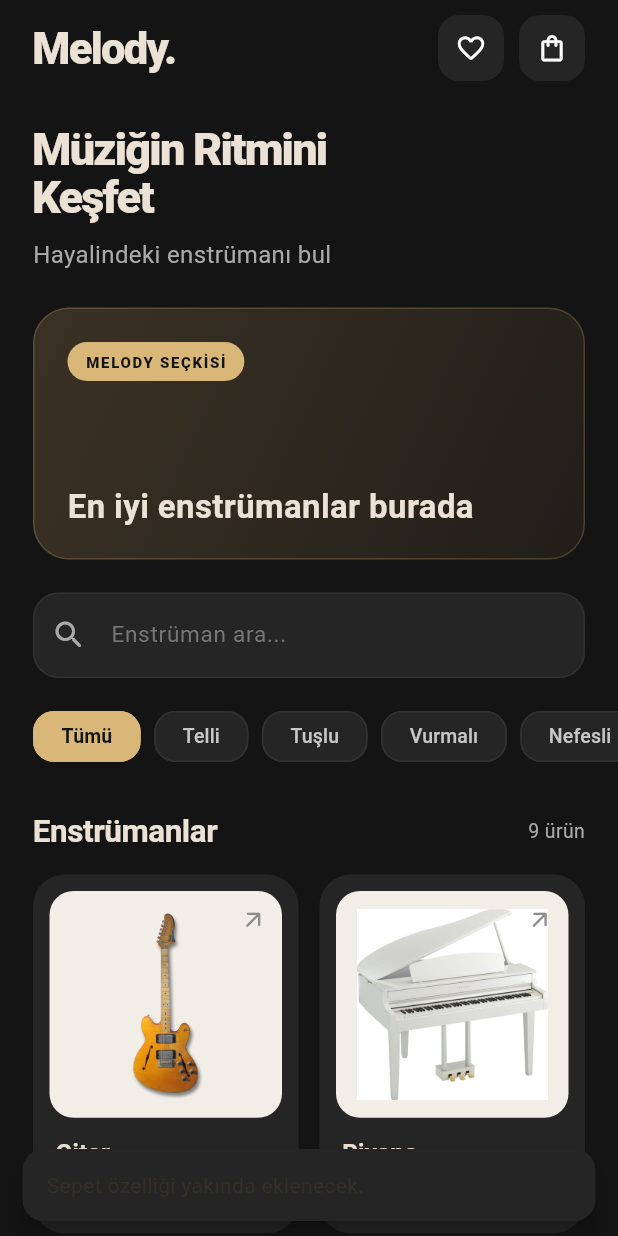
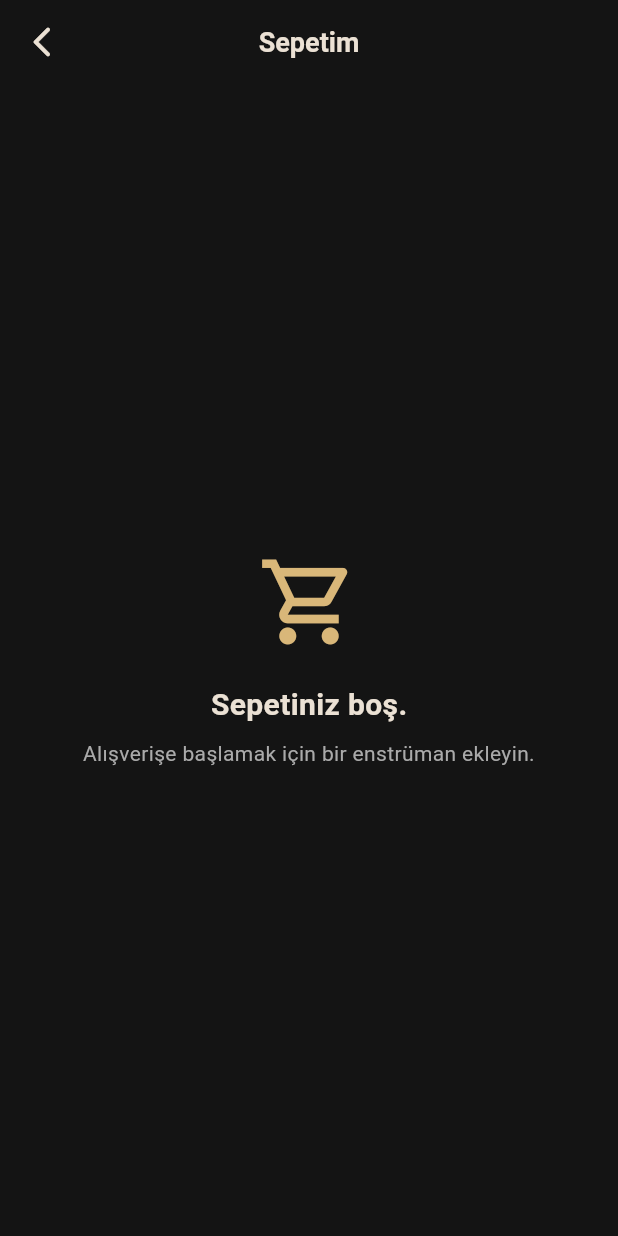
Before and after one commit to bengoksu/Melody, a Flutter app: the screen it shows after launch, after a tap on the "shopping bag" icon, on a phone screen of 412 x 824 dp. Run offline on Flutter 3.47's test engine with Material 3 defaults, Android fonts, the phone set to English and light mode, and no system bars.

Commit message:
ürün kataloğu, JSON yapısı ve sepet özelliklerini tamamlandı

```diff
--- /dev/null
+++ b/lib/models/instrument.dart
@@ -0,0 +1,35 @@
+class Instrument {
+  const Instrument({
+    required this.name,
+    required this.price,
+    required this.category,
+    required this.imagePath,
+    required this.description,
+  });
+
+  final String name;
+  final String price;
+  final String category;
+  final String imagePath;
+  final String description;
+
+  factory Instrument.fromJson(Map<String, dynamic> json) {
+    return Instrument(
+      name: json['name'] as String,
+      price: json['price'] as String,
+      category: json['category'] as String,
+      imagePath: json['imagePath'] as String,
+      description: json['description'] as String,
+    );
+  }
+
+  Map<String, dynamic> toJson() {
+    return {
+      'name': name,
+      'price': price,
+      'category': category,
+      'imagePath': imagePath,
+      'description': description,
+    };
+  }
+}
--- /dev/null
+++ b/lib/screens/cart_screen.dart
@@ -0,0 +1,208 @@
+import 'package:flutter/material.dart';
+
+import '../models/instrument.dart';
+
+const _background = Color(0xFF141414);
+const _card = Color(0xFF252525);
+const _gold = Color(0xFFD9B779);
+const _muted = Color(0xFFAAAAAA);
+
+class CartScreen extends StatefulWidget {
+  const CartScreen({super.key, required this.cartItems});
+
+  final List<Instrument> cartItems;
+
+  @override
+  State<CartScreen> createState() => _CartScreenState();
+}
+
+class _CartScreenState extends State<CartScreen> {
+  List<Instrument> get _uniqueCartItems {
+    final uniqueItems = <Instrument>[];
+
+    for (final instrument in widget.cartItems) {
+      final alreadyAdded = uniqueItems.any(
+        (item) => item.name == instrument.name,
+      );
+
+      if (!alreadyAdded) {
+        uniqueItems.add(instrument);
+      }
+    }
+
+    return uniqueItems;
+  }
+
+  int _quantityOf(Instrument instrument) {
+    return widget.cartItems
+        .where((item) => item.name == instrument.name)
+        .length;
+  }
+
+  void _increaseQuantity(Instrument instrument) {
+    setState(() {
+      widget.cartItems.add(instrument);
+    });
+  }
+
+  void _removeFromCart(Instrument instrument) {
+    setState(() {
+      widget.cartItems.removeWhere((item) => item.name == instrument.name);
+    });
+  }
+
+  @override
+  Widget build(BuildContext context) {
+    final uniqueCartItems = _uniqueCartItems;
+
+    return Scaffold(
+      backgroundColor: _background,
+      appBar: AppBar(
+        backgroundColor: Colors.transparent,
+        surfaceTintColor: Colors.transparent,
+        elevation: 0,
+        leading: IconButton(
+          onPressed: () => Navigator.pop(context),
+          icon: const Icon(Icons.arrow_back_ios_new_rounded),
+          tooltip: 'Geri',
+        ),
+        title: const Text(
+          'Sepetim',
+          style: TextStyle(fontSize: 18, fontWeight: FontWeight.w700),
+        ),
+        centerTitle: true,
+      ),
+      body: SafeArea(
+        top: false,
+        child: uniqueCartItems.isEmpty
+            ? const Center(
+                child: Padding(
+                  padding: EdgeInsets.symmetric(horizontal: 32),
+                  child: Column(
+                    mainAxisAlignment: MainAxisAlignment.center,
+                    children: [
+                      Icon(
+                        Icons.shopping_cart_outlined,
+                        color: _gold,
+                        size: 68,
+                      ),
+                      SizedBox(height: 20),
+                      Text(
+                        'Sepetiniz boş.',
+                        style: TextStyle(
+                          fontSize: 20,
+                          fontWeight: FontWeight.w700,
+                        ),
+                      ),
+                      SizedBox(height: 8),
+                      Text(
+                        'Alışverişe başlamak için bir enstrüman ekleyin.',
+                        textAlign: TextAlign.center,
+                        style: TextStyle(
+                          color: _muted,
+                          fontSize: 14,
+                          height: 1.4,
+                        ),
+                      ),
+                    ],
+                  ),
+                ),
+              )
+            : ListView.builder(
+                padding: const EdgeInsets.fromLTRB(22, 14, 22, 32),
+                itemCount: uniqueCartItems.length,
+                itemBuilder: (context, index) {
+                  final instrument = uniqueCartItems[index];
+                  final quantity = _quantityOf(instrument);
+
+                  return Container(
+                    margin: const EdgeInsets.only(bottom: 14),
+                    padding: const EdgeInsets.all(12),
+                    decoration: BoxDecoration(
+                      color: _card,
+                      borderRadius: BorderRadius.circular(18),
+                    ),
+                    child: Row(
+                      children: [
+                        Container(
+                          width: 82,
+                          height: 82,
+                          padding: const EdgeInsets.all(8),
+                          decoration: BoxDecoration(
+                            color: const Color(0xFFF1EEE8),
+                            borderRadius: BorderRadius.circular(14),
+                          ),
+                          child: Image.asset(
+                            instrument.imagePath,
+                            fit: BoxFit.contain,
+                            errorBuilder: (context, error, stackTrace) {
+                              return const Icon(
+                                Icons.music_note_rounded,
+                                color: _gold,
+                                size: 36,
+                              );
+                            },
+                          ),
+                        ),
+                        const SizedBox(width: 16),
+                        Expanded(
+                          child: Column(
+                            crossAxisAlignment: CrossAxisAlignment.start,
+                            children: [
+                              Text(
+                                instrument.name,
+                                style: const TextStyle(
+                                  fontSize: 17,
+                                  fontWeight: FontWeight.w700,
+                                ),
+                              ),
+                              const SizedBox(height: 6),
+                              Text(
+                                instrument.price,
+                                style: const TextStyle(
+                                  color: _gold,
+                                  fontSize: 15,
+                                  fontWeight: FontWeight.w700,
+                                ),
+                              ),
+                              const SizedBox(height: 6),
+                              Row(
+                                children: [
+                                  Text(
+                                    'Adet: $quantity',
+                                    style: const TextStyle(
+                                      color: _muted,
+                                      fontSize: 13,
+                                    ),
+                                  ),
+                                  const Spacer(),
+                                  IconButton(
+                                    onPressed: () =>
+                                        _increaseQuantity(instrument),
+                                    icon: const Icon(Icons.add_rounded),
+                                    color: _gold,
+                                    visualDensity: VisualDensity.compact,
+                                    tooltip: 'Adedi artır',
+                                  ),
+                                  IconButton(
+                                    onPressed: () =>
+                                        _removeFromCart(instrument),
+                                    icon: const Icon(Icons.delete_outline),
+                                    color: _muted,
+                                    visualDensity: VisualDensity.compact,
+                                    tooltip: 'Sepetten sil',
+                                  ),
+                                ],
+                              ),
+                            ],
+                          ),
+                        ),
+                      ],
+                    ),
+                  );
+                },
+              ),
+      ),
+    );
+  }
+}
--- a/lib/screens/home_screen.dart
+++ b/lib/screens/home_screen.dart
@@ -1,5 +1,10 @@
+import 'dart:convert';
+
 import 'package:flutter/material.dart';
+import 'package:flutter/services.dart';
 
+import '../models/instrument.dart';
+import 'cart_screen.dart';
 import 'instrument_detail_screen.dart';
 
 const _background = Color(0xFF141414);
@@ -16,75 +21,13 @@ class HomeScreen extends StatefulWidget {
 
 class _HomeScreenState extends State<HomeScreen> {
   final TextEditingController _searchController = TextEditingController();
+  final List<Instrument> _cart = [];
+  List<Instrument> _instruments = [];
+  bool _isLoading = true;
   String _selectedCategory = 'Tümü';
   String _searchText = '';
 
   static const _categories = ['Tümü', 'Telli', 'Tuşlu', 'Vurmalı', 'Nefesli'];
-  static const _instruments = [
-    Instrument(
-      'Gitar',
-      'Telli',
-      '₺18.990',
-      'assets/images/guitar.png',
-      Icons.music_note_rounded,
-    ),
-    Instrument(
-      'Piyano',
-      'Tuşlu',
-      '₺64.500',
-      'assets/images/piano.jpg',
-      Icons.piano_rounded,
-    ),
-    Instrument(
-      'Keman',
-      'Telli',
-      '₺12.750',
-      'assets/images/violin.png',
-      Icons.graphic_eq_rounded,
-    ),
-    Instrument(
-      'Bateri',
-      'Vurmalı',
-      '₺42.900',
-      'assets/images/drums.jpg',
-      Icons.album_rounded,
-    ),
-    Instrument(
-      'Flüt',
-      'Nefesli',
-      '₺6.490',
-      'assets/images/flute.jpg',
-      Icons.linear_scale_rounded,
-    ),
-    Instrument(
-      'Ukulele',
-      'Telli',
-      '₺4.250',
-      'assets/images/ukulele.jpg',
-      Icons.music_note_rounded,
-    ),
-    Instrument(
-      'Saksafon',
-      'Nefesli',
-      '₺31.800',
-      'assets/images/saxophone.jpg',
-      Icons.queue_music_rounded,
-    ),
-    Instrument(
-      'Çello',
-      'Telli',
-      '₺39.900',
-      'assets/images/cello.png',
-      Icons.graphic_eq_rounded,
-    ),
-    Instrument(
-      'Klarnet',
-      'Nefesli',
-      '₺14.600',
-      'assets/images/clarinet.jpg',
-      Icons.linear_scale_rounded,
-    ),
-  ];
 
   List<Instrument> get _filteredInstruments => _instruments.where((instrument) {
     final matchesCategory =
@@ -96,6 +39,38 @@ class _HomeScreenState extends State<HomeScreen> {
   }).toList();
 
   @override
+  void initState() {
+    super.initState();
+    _loadInstruments();
+  }
+
+  Future<void> _loadInstruments() async {
+    try {
+      final jsonString = await rootBundle.loadString(
+        'assets/data/products.json',
+      );
+      final jsonList = jsonDecode(jsonString) as List<dynamic>;
+      final instruments = jsonList
+          .map((item) => Instrument.fromJson(item as Map<String, dynamic>))
+          .toList();
+
+      if (mounted) {
+        setState(() {
+          _instruments = instruments;
+        });
+      }
+    } catch (error) {
+      debugPrint('Enstrümanlar yüklenemedi: $error');
+    } finally {
+      if (mounted) {
+        setState(() {
+          _isLoading = false;
+        });
+      }
+    }
+  }
+
+  @override
   void dispose() {
     _searchController.dispose();
     super.dispose();
@@ -105,8 +80,24 @@ class _HomeScreenState extends State<HomeScreen> {
     Navigator.push(
       context,
       MaterialPageRoute(
-        builder: (_) => InstrumentDetailScreen(enstrumanAdi: instrument.name),
+        builder: (_) => InstrumentDetailScreen(
+          instrument: instrument,
+          onAddToCart: () => _addToCart(instrument),
         ),
+      ),
+    );
+  }
+
+  void _addToCart(Instrument instrument) {
+    setState(() {
+      _cart.add(instrument);
+    });
+  }
+
+  void _openCart() {
+    Navigator.push(
+      context,
+      MaterialPageRoute(builder: (_) => CartScreen(cartItems: _cart)),
     );
   }
 
@@ -141,7 +132,10 @@ class _HomeScreenState extends State<HomeScreen> {
                     SliverPadding(
                       padding: EdgeInsets.fromLTRB(side, 10, side, 0),
                       sliver: SliverToBoxAdapter(
-                        child: _TopBar(onUnavailableTap: _showComingSoon),
+                        child: _TopBar(
+                          onUnavailableTap: _showComingSoon,
+                          onCartTap: _openCart,
+                        ),
                       ),
                     ),
                     SliverPadding(
@@ -203,7 +197,14 @@ class _HomeScreenState extends State<HomeScreen> {
                         ),
                       ),
                     ),
-                    if (_filteredInstruments.isEmpty)
+                    if (_isLoading)
+                      const SliverFillRemaining(
+                        hasScrollBody: false,
+                        child: Center(
+                          child: CircularProgressIndicator(color: _gold),
+                        ),
+                      )
+                    else if (_filteredInstruments.isEmpty)
                       const SliverFillRemaining(
                         hasScrollBody: false,
                         child: _EmptyResult(),
@@ -211,7 +212,11 @@ class _HomeScreenState extends State<HomeScreen> {
                     else
                       SliverPadding(
                         padding: EdgeInsets.fromLTRB(side, 0, side, 32),
-                        sliver: SliverGrid(
+                        sliver: SliverToBoxAdapter(
+                          child: GridView.builder(
+                            shrinkWrap: true,
+                            physics: const NeverScrollableScrollPhysics(),
+                            padding: EdgeInsets.zero,
                             gridDelegate:
                                 SliverGridDelegateWithFixedCrossAxisCount(
                                   crossAxisCount: 2,
@@ -221,16 +226,15 @@ class _HomeScreenState extends State<HomeScreen> {
                                       ? 0.68
                                       : 0.74,
                                 ),
-                          delegate: SliverChildBuilderDelegate((
-                            context,
-                            index,
-                          ) {
+                            itemCount: _filteredInstruments.length,
+                            itemBuilder: (context, index) {
                               final instrument = _filteredInstruments[index];
                               return _InstrumentCard(
                                 instrument: instrument,
                                 onTap: () => _openDetail(instrument),
                               );
-                          }, childCount: _filteredInstruments.length),
+                            },
+                          ),
                         ),
                       ),
                   ],
@@ -245,8 +249,10 @@ class _HomeScreenState extends State<HomeScreen> {
 }
 
 class _TopBar extends StatelessWidget {
-  const _TopBar({required this.onUnavailableTap});
+  const _TopBar({required this.onUnavailableTap, required this.onCartTap});
+
   final ValueChanged<String> onUnavailableTap;
+  final VoidCallback onCartTap;
 
   @override
   Widget build(BuildContext context) {
@@ -270,8 +276,8 @@ class _TopBar extends StatelessWidget {
         const SizedBox(width: 10),
         _HeaderButton(
           icon: Icons.shopping_bag_outlined,
-          tooltip: 'Sepet (yakında)',
-          onTap: () => onUnavailableTap('Sepet'),
+          tooltip: 'Sepet',
+          onTap: onCartTap,
         ),
       ],
     );
@@ -521,8 +527,8 @@ class _InstrumentCard extends StatelessWidget {
                             fit: BoxFit.contain,
                             errorBuilder: (context, error, stackTrace) {
                               return Center(
-                                child: Icon(
-                                  instrument.icon,
+                                child: const Icon(
+                                  Icons.music_note_rounded,
                                   size: 43,
                                   color: _gold,
                                 ),
@@ -598,18 +604,3 @@ class _EmptyResult extends StatelessWidget {
     );
   }
 }
-
-class Instrument {
-  const Instrument(
-    this.name,
-    this.category,
-    this.price,
-    this.imagePath,
-    this.icon,
-  );
-  final String name;
-  final String category;
-  final String price;
-  final String imagePath;
-  final IconData icon;
-}
--- a/pubspec.yaml
+++ b/pubspec.yaml
@@ -59,6 +59,7 @@ flutter:
 
   assets:
     - assets/images/
+    - assets/data/products.json
 
   # To add assets to your application, add an assets section, like this:
   # assets:
```
Also changed, not shown: assets/data/products.json (added, +65 -0 lines), lib/screens/instrument_detail_screen.dart (+100 -78 lines), 1 other file. Lines whose indentation alone changed are shown as unchanged.
